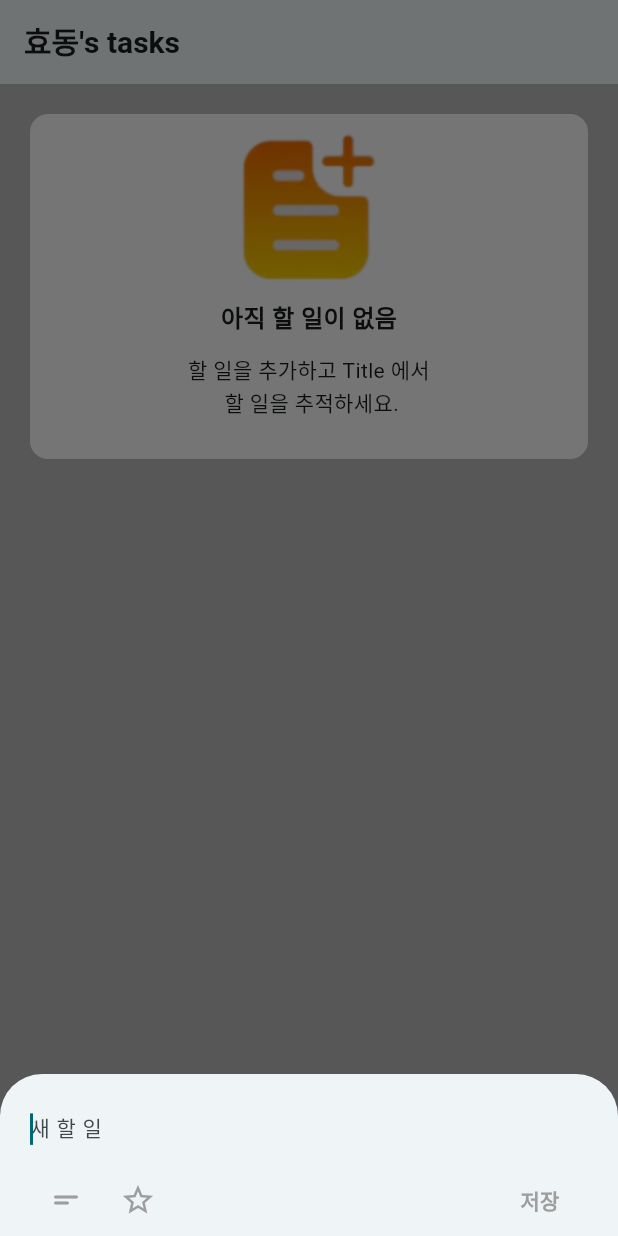
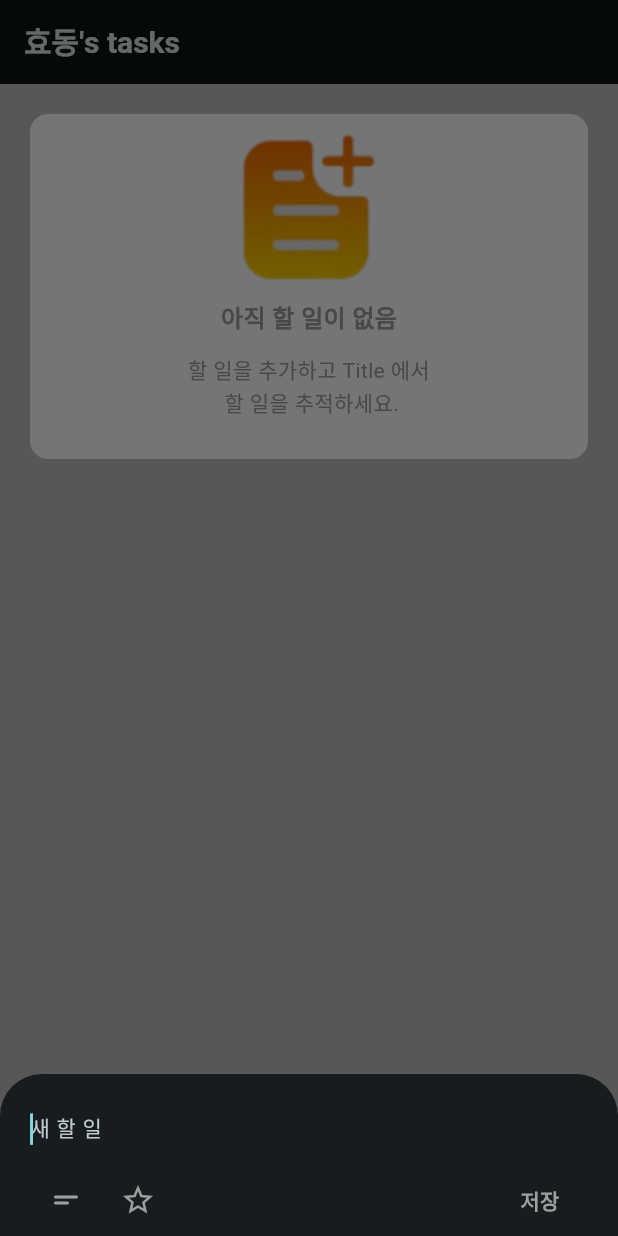
Before and after one commit to Hyodong90/flutter_tasks, a Flutter app: the screen it shows after launch, after a tap on the "add" icon, on a phone screen of 412 x 824 dp. Run offline on Flutter 3.47's test engine with Material 3 defaults, Android fonts, the light colour scheme and no system bars.

Commit message:
다크모드완성

```diff
--- a/lib/homepage.dart
+++ b/lib/homepage.dart
@@ -64,6 +64,7 @@ class _HomePageState extends State<HomePage> {
     return Scaffold(
       resizeToAvoidBottomInset: false,
       backgroundColor: Theme.of(context).scaffoldBackgroundColor,
+
       appBar: AppBar(
         title: Text(
           "효동's tasks",
@@ -186,8 +187,12 @@ class _HomePageState extends State<HomePage> {
                                 "저장",
                                 style: TextStyle(
                                   color: titleController.text.trim().isEmpty
-                                      ? Colors.grey
-                                      : Colors.black,
+                                      ? Theme.of(
+                                          context,
+                                        ).textTheme.bodyMedium?.color
+                                      : Theme.of(
+                                          context,
+                                        ).textTheme.bodyLarge?.color,
                                   fontWeight: FontWeight.bold,
                                 ),
                               ),
@@ -242,9 +247,8 @@ class _HomePageState extends State<HomePage> {
         height: 50,
         width: double.infinity,
         decoration: BoxDecoration(
-          color: Colors.white,
+          color: Theme.of(context).cardColor,
           borderRadius: BorderRadius.circular(12),
-          border: Border.all(color: Colors.white),
         ),
         child: Row(
           crossAxisAlignment: CrossAxisAlignment.center,
@@ -269,6 +273,7 @@ class _HomePageState extends State<HomePage> {
             Text(
               todo.title,
               style: TextStyle(
+                color: Theme.of(context).textTheme.bodyLarge?.color,
                 decoration: todo.isDone
                     ? TextDecoration.lineThrough
                     : TextDecoration.none,
--- a/lib/main.dart
+++ b/lib/main.dart
@@ -1,5 +1,6 @@
 import 'package:flutter/material.dart';
 import 'package:flutter_tasks/homepage.dart';
+import 'package:flutter_tasks/theme.dart';
 
 void main() {
   runApp(const MyApp());
@@ -11,22 +12,10 @@ class MyApp extends StatelessWidget {
   @override
   Widget build(BuildContext context) {
     return MaterialApp(
-      themeMode: ThemeMode.light,
-      theme: ThemeData(
-        colorScheme: ColorScheme.fromSeed(
-          seedColor: Colors.grey,
-          brightness: Brightness.light,
-        ),
-        scaffoldBackgroundColor: Colors.grey[400],
-      ),
-      darkTheme: ThemeData(
-        colorScheme: ColorScheme.fromSeed(
-          seedColor: Colors.black26,
-          brightness: Brightness.dark,
-        ),
-        scaffoldBackgroundColor: Colors.black,
-        dividerColor: Colors.black38,
-      ),
+      themeMode: ThemeMode.dark,
+      theme: lightTheme,
+      darkTheme: darkTheme,
+
       home: HomePage(),
     );
   }
--- /dev/null
+++ b/lib/theme.dart
@@ -0,0 +1,28 @@
+import 'package:flutter/material.dart';
+
+final lightTheme = ThemeData(
+  colorScheme: ColorScheme.fromSeed(
+    seedColor: Colors.black,
+    brightness: Brightness.light,
+  ),
+  scaffoldBackgroundColor: Colors.grey[400],
+  cardColor: Colors.white,
+  textTheme: TextTheme(
+    bodyLarge: TextStyle(color: Colors.black),
+    bodyMedium: TextStyle(color: Colors.grey),
+  ),
+);
+
+final darkTheme = ThemeData(
+  colorScheme: ColorScheme.fromSeed(
+    seedColor: Colors.white,
+    brightness: Brightness.dark,
+  ),
+  scaffoldBackgroundColor: Colors.black26,
+  cardColor: const Color.fromARGB(136, 64, 61, 61),
+  dividerColor: Colors.black38,
+  textTheme: TextTheme(
+    bodyLarge: TextStyle(color: Colors.white),
+    bodyMedium: TextStyle(color: Colors.grey),
+  ),
+);
--- a/lib/todo_detail_page.dart
+++ b/lib/todo_detail_page.dart
@@ -25,7 +25,7 @@ class _TodoDetailPageState extends State<TodoDetailPage> {
   @override
   Widget build(BuildContext context) {
     return Scaffold(
-      backgroundColor: Colors.grey[400],
+      backgroundColor: Theme.of(context).scaffoldBackgroundColor,
       appBar: AppBar(
         leading: BackButton(),
         actions: [
```
